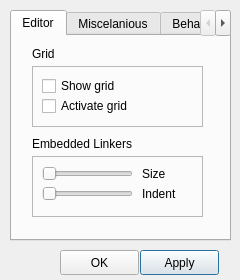
Old version of the form unreal/branches/svn/qrgui/mainwindow/preferencesDialog.ui in the repository qreal/qreal.
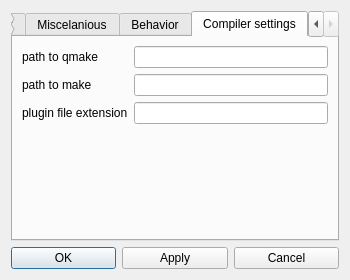
New version of the form. The open tabs and pages were chosen to show the change.

```diff
--- a/unreal/branches/svn/qrgui/mainwindow/preferencesDialog.ui
+++ b/unreal/branches/svn/qrgui/mainwindow/preferencesDialog.ui
@@ -6,60 +6,28 @@
    <rect>
     <x>0</x>
     <y>0</y>
-    <width>240</width>
+    <width>350</width>
     <height>280</height>
    </rect>
   </property>
   <property name="minimumSize">
    <size>
-    <width>240</width>
+    <width>350</width>
     <height>280</height>
    </size>
   </property>
   <property name="maximumSize">
    <size>
-    <width>240</width>
+    <width>350</width>
     <height>280</height>
    </size>
   </property>
   <property name="windowTitle">
    <string>Dialog</string>
   </property>
-  <widget class="QPushButton" name="applyButton">
-   <property name="geometry">
-    <rect>
-     <x>140</x>
-     <y>250</y>
-     <width>79</width>
-     <height>25</height>
-    </rect>
-   </property>
-   <property name="text">
-    <string>Apply</string>
-   </property>
-  </widget>
-  <widget class="QPushButton" name="okButton">
-   <property name="geometry">
-    <rect>
-     <x>60</x>
-     <y>250</y>
-     <width>79</width>
-     <height>25</height>
-    </rect>
-   </property>
-   <property name="text">
-    <string>OK</string>
-   </property>
-  </widget>
+  <layout class="QGridLayout" name="gridLayout_2">
+   <item row="0" column="0" colspan="3">
   <widget class="QTabWidget" name="preferenciesTabWidget">
-   <property name="geometry">
-    <rect>
-     <x>10</x>
-     <y>10</y>
-     <width>221</width>
-     <height>231</height>
-    </rect>
-   </property>
    <property name="currentIndex">
     <number>2</number>
    </property>
@@ -72,7 +40,7 @@
       <rect>
        <x>20</x>
        <y>30</y>
-       <width>171</width>
+         <width>221</width>
        <height>61</height>
       </rect>
      </property>
@@ -87,7 +55,7 @@
        <rect>
         <x>10</x>
         <y>10</y>
-        <width>85</width>
+          <width>191</width>
         <height>20</height>
        </rect>
       </property>
@@ -100,7 +68,7 @@
        <rect>
         <x>10</x>
         <y>30</y>
-        <width>101</width>
+          <width>191</width>
         <height>20</height>
        </rect>
       </property>
@@ -143,7 +111,7 @@
       <rect>
        <x>20</x>
        <y>120</y>
-       <width>171</width>
+         <width>221</width>
        <height>61</height>
       </rect>
      </property>
@@ -177,7 +145,7 @@
        <rect>
         <x>110</x>
         <y>10</y>
-        <width>31</width>
+          <width>101</width>
         <height>16</height>
        </rect>
       </property>
@@ -209,8 +177,8 @@
        <rect>
         <x>110</x>
         <y>30</y>
-        <width>58</width>
-        <height>15</height>
+          <width>101</width>
+          <height>16</height>
        </rect>
       </property>
       <property name="text">
@@ -449,7 +417,80 @@
      </property>
     </widget>
    </widget>
-  </widget>
+     <widget class="QWidget" name="tab_2">
+      <attribute name="title">
+       <string>Compiler settings</string>
+      </attribute>
+      <layout class="QGridLayout" name="gridLayout">
+       <item row="0" column="1">
+        <widget class="QLineEdit" name="pathToQmake"/>
+       </item>
+       <item row="1" column="1">
+        <widget class="QLineEdit" name="pathToMake"/>
+       </item>
+       <item row="2" column="1">
+        <widget class="QLineEdit" name="pluginExtension"/>
+       </item>
+       <item row="0" column="0">
+        <widget class="QLabel" name="label_9">
+         <property name="text">
+          <string>path to qmake</string>
+         </property>
+        </widget>
+       </item>
+       <item row="1" column="0">
+        <widget class="QLabel" name="label_10">
+         <property name="text">
+          <string>path to make</string>
+         </property>
+        </widget>
+       </item>
+       <item row="2" column="0">
+        <widget class="QLabel" name="label_11">
+         <property name="text">
+          <string>plugin file extension</string>
+         </property>
+        </widget>
+       </item>
+       <item row="3" column="1">
+        <spacer name="verticalSpacer">
+         <property name="orientation">
+          <enum>Qt::Vertical</enum>
+         </property>
+         <property name="sizeHint" stdset="0">
+          <size>
+           <width>20</width>
+           <height>40</height>
+          </size>
+         </property>
+        </spacer>
+       </item>
+      </layout>
+     </widget>
+    </widget>
+   </item>
+   <item row="1" column="0">
+    <widget class="QPushButton" name="okButton">
+     <property name="text">
+      <string>OK</string>
+     </property>
+    </widget>
+   </item>
+   <item row="1" column="1">
+    <widget class="QPushButton" name="applyButton">
+     <property name="text">
+      <string>Apply</string>
+     </property>
+    </widget>
+   </item>
+   <item row="1" column="2">
+    <widget class="QPushButton" name="cancelButton">
+     <property name="text">
+      <string>Cancel</string>
+     </property>
+    </widget>
+   </item>
+  </layout>
  </widget>
  <resources/>
  <connections/>
```
Left out of the diff: 26 changed lines with no effect on the pictures. Lines whose indentation alone changed are shown as unchanged.
